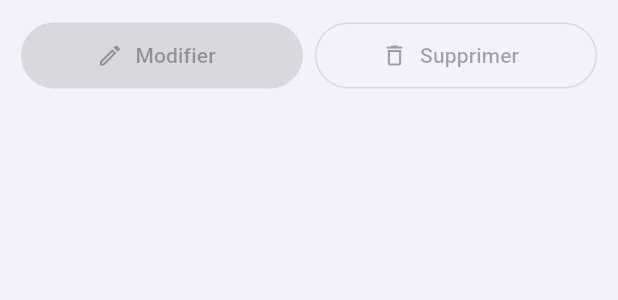
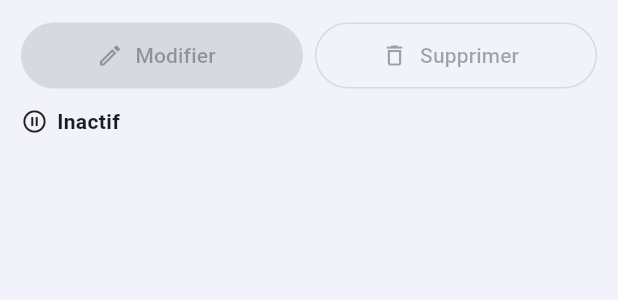
Before and after one commit to ndiayemtr/sama_courant, a Flutter app: the ApplianceCard widget shown alone on an empty page, opened directly with empty values, on a phone screen of 412 x 824 dp. Shown: the part 174-474 px from the top of the screen. Run offline on Flutter 3.47's test engine with Material 3 defaults, Android fonts, the phone set to English and light mode, and no system bars; our stand-ins replace drift, flutter_riverpod, go_router; accounts and stored records are empty; generated files the repository leaves out were written again.

Commit message:
feat: add appliance active status management

```diff
--- a/lib/features/appliances/presentation/widgets/appliance_card.dart
+++ b/lib/features/appliances/presentation/widgets/appliance_card.dart
@@ -7,11 +7,14 @@ class ApplianceCard extends StatelessWidget {
   final VoidCallback? onEdit;
   final VoidCallback? onDelete;
 
+  // final VoidCallback? onToggleStatus;
+
   const ApplianceCard({
     super.key,
     required this.appliance,
     this.onEdit,
     this.onDelete,
+    // this.onToggleStatus,
   });
 
   @override
@@ -89,6 +92,24 @@ class ApplianceCard extends StatelessWidget {
                 ),
               ],
             ),
+            const SizedBox(height: 10),
+            Row(
+              children: [
+                Icon(
+                  appliance.isActive
+                      ? Icons.check_circle_outline
+                      : Icons.pause_circle_outline,
+                  size: 18,
+                ),
+                const SizedBox(width: 6),
+                Text(
+                  appliance.isActive ? 'Actif' : 'Inactif',
+                  style: Theme.of(
+                    context,
+                  ).textTheme.bodyMedium?.copyWith(fontWeight: FontWeight.w600),
+                ),
+              ],
+            ),
           ],
         ),
       ),
```
Also changed, not shown: lib/features/appliances/domain/providers/appliance_usecase_providers.dart (+0 -7 lines), lib/features/appliances/domain/usecases/toggle_appliance_status.dart (deleted, +0 -25 lines), lib/features/appliances/presentation/pages/appliance_form_page.dart (+30 -1 lines).
